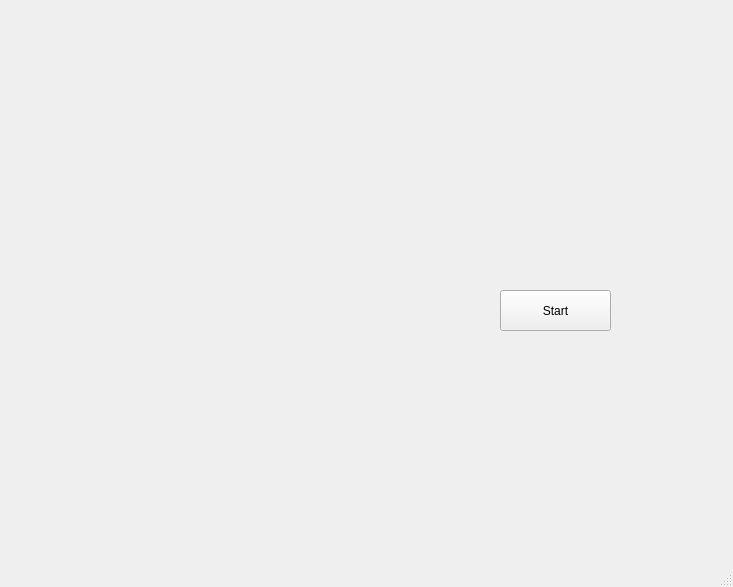
First picture: the form in mainwindow.ui, repository Vincent-Zag/CoronaWare, before the edit.
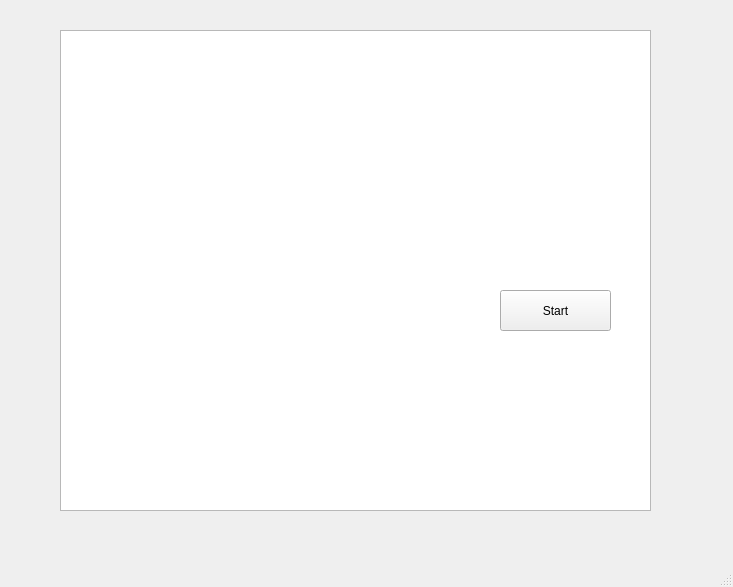
Second picture: the form after the edit. Icons and pictures are not drawn.

Commit message: tried adding corona class

What changed in the file:
```diff
--- a/mainwindow.ui
+++ b/mainwindow.ui
@@ -60,6 +60,20 @@
      <string/>
     </property>
    </widget>
+   <widget class="QGraphicsView" name="graphicsView">
+    <property name="geometry">
+     <rect>
+      <x>60</x>
+      <y>30</y>
+      <width>591</width>
+      <height>481</height>
+     </rect>
+    </property>
+   </widget>
+   <zorder>graphicsView</zorder>
+   <zorder>title_image</zorder>
+   <zorder>pushButton</zorder>
+   <zorder>wario_gif</zorder>
   </widget>
   <widget class="QMenuBar" name="menubar">
    <property name="geometry">
```
The commit also changes 5 other files.
